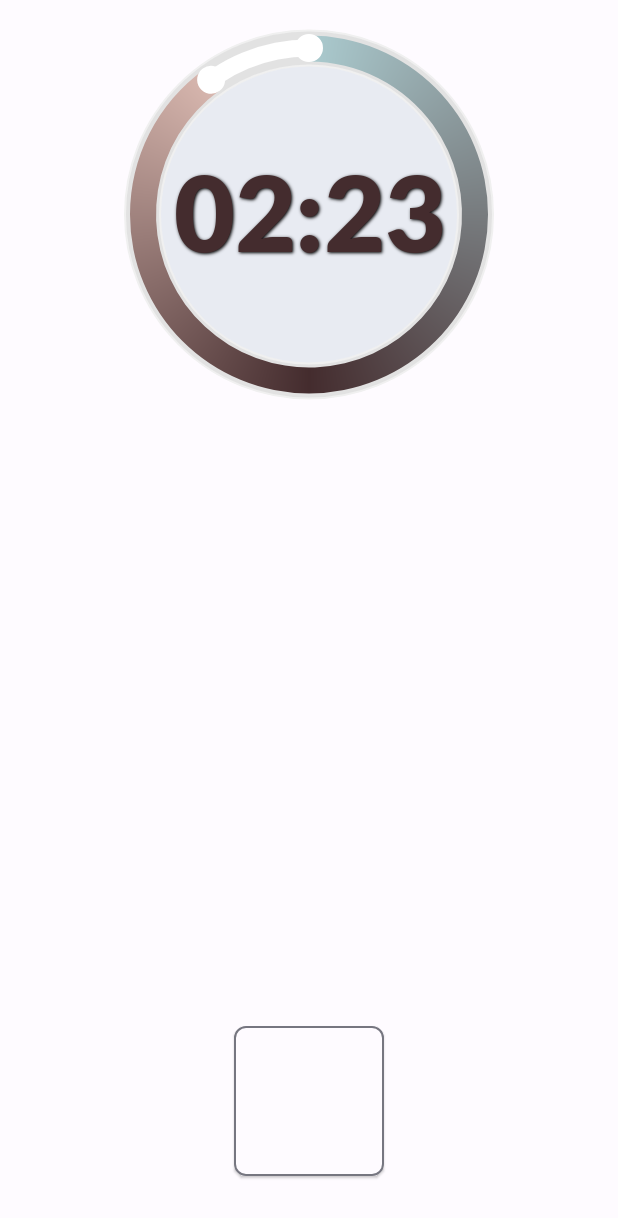
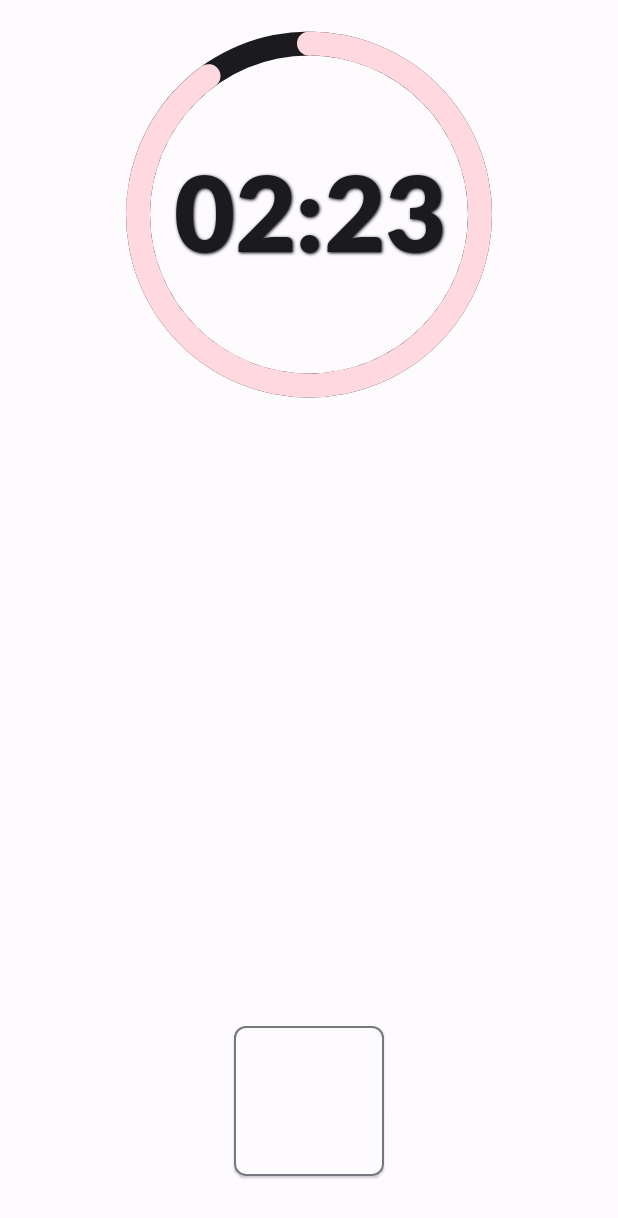
Before and after one commit to djdiidd/TrainingCompanion, an Android app: the layout fragment_main.xml on its own in the app's theme, with its tools: preview values and no code run, on a phone screen of 412 x 824 dp. Shown: the top 1218 px of the screen. Run offline under Robolectric (Android 15) with nearby library versions, the phone set to English and light mode, and no system bars; Roboto replaces fonts that are not available here.

Commit message:
Изначально после начала тренировки будет запускаться секундомер выполнения упражнения (в данном случае разминки);
Добавлена возможность прекращения тренировки из правой панели;

Обновлен ProgressBar;

Удаление неиспользуемых цветов и файлов;

Теперь при вводе текста в боковой панели видимая часть разметки экрана не будет подниматься;

```diff
--- a/app/src/main/AndroidManifest.xml
+++ b/app/src/main/AndroidManifest.xml
@@ -14,8 +14,7 @@
         <activity
             android:name=".activities.SplashScreenActivity"
             android:exported="true"
-            android:theme="@style/SplashScreenTheme"
-            android:windowSoftInputMode="stateVisible">
+            android:theme="@style/SplashScreenTheme">
             <intent-filter>
                 <action android:name="android.intent.action.MAIN" />
 
--- a/app/src/main/java/com/companion/android/workoutcompanion/adapters/SimpleListAdapter.kt
+++ b/app/src/main/java/com/companion/android/workoutcompanion/adapters/SimpleListAdapter.kt
@@ -20,6 +20,7 @@ class SimpleListAdapter(context: Context, val tag: String)
         val binding = SideMenuItemCheckedBinding.bind(item)
 
         init { binding.root.setOnClickListener(this) }
+
         fun bind(item: SimpleListItem) {
             binding.dynamicSideMenuItemText.text = item.text
             binding.dynamicSideMenuItemCheckbox.isChecked = item.isChecked
--- a/app/src/main/java/com/companion/android/workoutcompanion/fragments/MainFragment.kt
+++ b/app/src/main/java/com/companion/android/workoutcompanion/fragments/MainFragment.kt
@@ -7,6 +7,7 @@ import android.util.Log
 import android.view.LayoutInflater
 import android.view.View
 import android.view.ViewGroup
+import android.view.WindowManager
 import android.view.animation.AnimationUtils
 import android.widget.ProgressBar
 import android.widget.TextView
@@ -97,6 +98,9 @@ class MainFragment : Fragment(), WorkoutStartFSDialog.Callback {
 
         val bounceAnim = AnimationUtils.loadAnimation(requireContext(), R.anim.anim_bounce)
 
+        // Фиксируем разметку, что позволит вводить текст с клавиатуры без изменений разметки;
+        activity?.window?.setSoftInputMode(WindowManager.LayoutParams.SOFT_INPUT_ADJUST_PAN)
+
         binding.mainButton.setOnClickListener {
             it.startAnimation(bounceAnim)
             it.isEnabled = false
--- a/app/src/main/res/drawable/bnv_selector.xml
+++ /dev/null
@@ -1,5 +0,0 @@
-<?xml version="1.0" encoding="utf-8"?><!-- В данный момент не используется -->
-<selector xmlns:android="http://schemas.android.com/apk/res/android">
-    <item android:state_checked="true" android:color="@color/bnv_checked" />
-    <item android:state_checked="false" android:color="@color/bnv_unchecked" />
-</selector>
--- a/app/src/main/res/drawable/main_background_day_1p.xml
+++ /dev/null
@@ -1,15 +0,0 @@
-<?xml version="1.0" encoding="utf-8"?>
-<shape android:shape="rectangle"
-    xmlns:android="http://schemas.android.com/apk/res/android">
-    <gradient
-        android:startColor="@color/special_white"
-        android:centerColor="#ABCBCF"
-        android:endColor="@color/main_color"
-        android:angle="-90" />
-</shape><!--<shape android:shape="rectangle" xmlns:android="http://schemas.android.com/apk/res/android">-->
-    <!--<gradient-->
-    <!--    android:startColor="#D5DEE7"-->
-    <!--    android:centerColor="#E8EBF2"-->
-    <!--    android:endColor="#E2E7ED"-->
-    <!--    android:angle="90" />-->
-    <!--</shape>-->
--- a/app/src/main/res/drawable/main_background_day_2p.xml
+++ /dev/null
@@ -1,9 +0,0 @@
-<?xml version="1.0" encoding="utf-8"?>
-<shape android:shape="rectangle"
-    xmlns:android="http://schemas.android.com/apk/res/android">
-    <gradient
-        android:startColor="@color/special_white"
-        android:centerColor="#C3DADD"
-        android:endColor="@color/main_color"
-        android:angle="-90" />
-</shape>
--- a/app/src/main/res/drawable/main_background_day_list.xml
+++ /dev/null
@@ -1,9 +0,0 @@
-<?xml version="1.0" encoding="utf-8"?>
-<animation-list xmlns:android="http://schemas.android.com/apk/res/android">
-    <item
-        android:drawable="@drawable/main_background_day_1p"
-        android:duration="4000" />
-    <item
-        android:drawable="@drawable/main_background_day_2p"
-        android:duration="4000" />
-</animation-list>
--- a/app/src/main/res/drawable/main_background_night_1p.xml
+++ /dev/null
@@ -1,20 +0,0 @@
-<?xml version="1.0" encoding="utf-8"?>
-<shape xmlns:android="http://schemas.android.com/apk/res/android">
-    <gradient
-        android:startColor="@android:color/black"
-        android:centerColor="#4E5C5E"
-        android:endColor="@color/main_color"
-        android:angle="-90"
-        android:type="linear" />
-</shape><!--<shape xmlns:android="http://schemas.android.com/apk/res/android">-->
-    <!--    <gradient-->
-    <!--        android:startColor="#8b939a"-->
-    <!--        android:endColor="#5b6467"-->
-    <!--        android:angle="90"/>-->
-    <!--</shape>-->
-    <!--<shape xmlns:android="http://schemas.android.com/apk/res/android">-->
-    <!--    <gradient-->
-    <!--        android:startColor="#a5c7b7"-->
-    <!--        android:endColor="#5d4257"-->
-    <!--        android:angle="90"/>-->
-    <!--</shape>-->
--- a/app/src/main/res/drawable/main_background_night_2p.xml
+++ /dev/null
@@ -1,9 +0,0 @@
-<?xml version="1.0" encoding="utf-8"?>
-<shape xmlns:android="http://schemas.android.com/apk/res/android">
-    <gradient
-        android:startColor="@android:color/black"
-        android:centerColor="#272E2F"
-        android:endColor="@color/main_color"
-        android:angle="-90"
-        android:type="linear" />
-</shape>
--- a/app/src/main/res/drawable/main_background_night_list.xml
+++ /dev/null
@@ -1,9 +0,0 @@
-<?xml version="1.0" encoding="utf-8"?>
-<animation-list xmlns:android="http://schemas.android.com/apk/res/android">
-    <item
-        android:drawable="@drawable/main_background_night_1p"
-        android:duration="4000" />
-    <item
-        android:drawable="@drawable/main_background_night_2p"
-        android:duration="4000" />
-</animation-list>
--- a/app/src/main/res/drawable/timer_circle.xml
+++ b/app/src/main/res/drawable/timer_circle.xml
@@ -1,84 +1,51 @@
 <?xml version="1.0" encoding="utf-8"?>
 <layer-list xmlns:android="http://schemas.android.com/apk/res/android">
 
-    <!-- Задний фон -->
-    <item>
+    <item> <!-- Задняя статичная часть -->
         <shape
-            android:innerRadius="0dp"
+            android:innerRadius="106dp"
             android:shape="ring"
-            android:thickness="99dp"
+            android:thickness="16dp"
             android:useLevel="false">
-            <!--            <solid android:color="@color/progress_bar_background_color" />-->
-            <gradient
-                android:type="radial"
-                android:startColor="@color/progress_bar_bg_gradient_1_color"
-                android:centerColor="@color/progress_bar_bg_gradient_2_color"
-                android:endColor="@color/progress_bar_bg_gradient_3_color"
-                android:gradientRadius="350" />
-            <!--            <stroke android:width="3dp" android:color="@color/progress_bar_edge" />-->
+            <solid android:color="@color/md_theme_onSurface" />
         </shape>
     </item>
 
-    <item>
-        <shape
-            android:innerRadius="99dp"
-            android:shape="ring"
-            android:thickness="23dp"
-            android:useLevel="false">
-            <solid android:color="@color/progress_bar_static" />
-            <stroke
-                android:width="1dp"
-                android:color="@color/progress_bar_edge" />
-        </shape>
-    </item>
-
-    <item>
-        <shape
-            android:innerRadius="105dp"
-            android:shape="ring"
-            android:thickness="11dp"
-            android:useLevel="false">
-            <solid android:color="@color/progress_bar_filled" />
-        </shape>
-    </item>
-
-    <item>
+    <item> <!-- Передняя динамичная часть -->
         <rotate
             android:fromDegrees="270"
             android:toDegrees="270">
             <shape
-                android:innerRadius="102dp"
+                android:innerRadius="106dp"
                 android:shape="ring"
-                android:thickness="17dp"
+                android:thickness="16dp"
                 android:useLevel="true">
-
-                <gradient
-                    android:centerColor="@color/progress_bar_center_gradient"
-                    android:endColor="@color/progress_bar_end_gradient"
-                    android:startColor="@color/progress_bar_start_gradient"
-                    android:type="sweep" />
+                <solid android:color="@color/md_theme_secondaryContainer" />
             </shape>
         </rotate>
     </item>
-    <!-- Закругления на концах -->
-    <item android:bottom="222dp">
+
+    <!-- Закругление на верхнем статическом конце -->
+    <item android:bottom="228dp">
         <shape
             android:innerRadius="0dp"
             android:shape="ring"
-            android:thickness="9dp"
+            android:thickness="8dp"
             android:useLevel="false">
-            <solid android:color="@color/progress_bar_edge_dots" />
+            <solid android:color="@color/md_theme_secondaryContainer" />
         </shape>
     </item>
+
+    <!-- Закругление на верхнем динамичном конце -->
     <item>
         <rotate>
-            <inset android:insetBottom="222dp">
+            <inset android:insetBottom="228dp">
                 <shape
                     android:innerRadius="0dp"
                     android:shape="ring"
-                    android:thickness="9dp"
+                    android:thickness="8dp"
                     android:useLevel="false">
-                    <solid android:color="@color/progress_bar_edge_dots" />
+                    <solid android:color="@color/md_theme_secondaryContainer" />
                 </shape>
             </inset>
         </rotate>
--- a/app/src/main/res/layout/activity_main.xml
+++ b/app/src/main/res/layout/activity_main.xml
@@ -74,6 +74,7 @@
                 android:id="@+id/bottom_navigation_view"
                 android:layout_width="match_parent"
                 android:layout_height="wrap_content"
+                android:background="@color/md_theme_surface"
                 app:menu="@menu/bottom_menu" />
 
         </LinearLayout>
@@ -299,8 +300,8 @@
                             android:layout_height="34dp"
                             android:layout_gravity="center"
                             android:enabled="false"
-                            android:src="@drawable/ic_done_disabled"
-                            android:tint="@color/md_theme_onSurface"
+                            android:src="@drawable/ic_done"
+                            android:tint="?android:attr/colorControlNormal"
                             android:visibility="gone"
                             app:layout_constraintEnd_toEndOf="parent"
                             app:layout_constraintHorizontal_bias="0.498"
--- a/app/src/main/res/layout/fragment_main.xml
+++ b/app/src/main/res/layout/fragment_main.xml
@@ -5,8 +5,7 @@
 
     <RelativeLayout
         android:layout_width="match_parent"
-        android:layout_height="match_parent"
-        >
+        android:layout_height="match_parent">
 
         <ImageButton
             android:id="@+id/startButton"
@@ -15,6 +14,7 @@
             android:background="?android:selectableItemBackground"
             android:scaleType="centerInside"
             android:visibility="visible"
+            android:contentDescription="@string/content_description_start_your_workout"
             app:srcCompat="@drawable/start"
             android:layout_centerInParent="true"
             tools:visibility="gone" />
@@ -46,7 +46,7 @@
             android:shadowDy="1"
             android:shadowRadius="2"
             android:textAppearance="@style/TextAppearance.Material3.DisplayLarge"
-            android:textColor="@color/digits_color"
+            android:textColor="@color/md_theme_onSurface"
             android:textSize="70sp"
             android:visibility="gone"
             app:fontFamily="@font/lato_black"
--- a/app/src/main/res/layout/side_menu_item_checked.xml
+++ b/app/src/main/res/layout/side_menu_item_checked.xml
@@ -19,7 +19,7 @@
             android:layout_width="match_parent"
             android:layout_height="wrap_content"
             android:text="@string/array_item_chest"
-            android:textColor="@color/side_menu_text_color"
+            android:textColor="@color/md_theme_onSurface"
             android:textSize="14sp" />
 
     </LinearLayout>
--- a/app/src/main/res/values-night/colors.xml
+++ b/app/src/main/res/values-night/colors.xml
@@ -1,32 +1,5 @@
 <?xml version="1.0" encoding="utf-8"?>
 <resources>
-    <color name="bnv_checked">#91A8EE</color>
-    <color name="bnv_unchecked">#FFFFFFFF</color>
-    <color name="shrine_pink_100">#FEDBD0</color>
-    <color name="shrine_pink_900">#442C2E</color>
-    <color name="shrine_pink_light">#FEEAE6</color>
-    <color name="main_color">#88a2a5</color>
-    <color name="red">#EC1D26</color>
-    <color name="slider_label_color">#A36838</color>
-    <color name="tick_color_active">@color/slider_label_color</color>
-    <color name="toolbar_color">@android:color/black</color>
-    <!-- Конфигурация таймера -->
-    <color name="digits_color">@android:color/white</color>
-    <color name="progress_bar_edge">@color/shrine_pink_100</color>
-    <color name="progress_bar_static">@color/raisin</color>
-    <color name="progress_bar_edge_dots">@color/pink</color>
-    <color name="progress_bar_filled">@color/pink</color>
-    <color name="progress_bar_start_gradient">#8B103A</color>
-    <color name="progress_bar_center_gradient">@color/main_color</color>
-    <color name="progress_bar_end_gradient">#0B0D2D</color>
-    <color name="progress_bar_background_color">#161A1B</color>
-    <color name="progress_bar_bg_gradient_1_color">#536365</color>
-    <color name="progress_bar_bg_gradient_2_color">#424E50</color>
-    <color name="progress_bar_bg_gradient_3_color">@color/raisin</color>
-    <color name="keyboard_color">@color/shrine_pink_100</color>
-    <color name="input_manually_button_border_color">@color/shrine_pink_100</color>
-    <color name="input_manually_button_bg_color">#91ADBD</color>
-    <color name="side_menu_text_color">@android:color/white</color>
 
     <color name="md_theme_primary">#BBC2FF</color>
     <color name="md_theme_onPrimary">#1D2578</color>
--- a/app/src/main/res/values/colors.xml
+++ b/app/src/main/res/values/colors.xml
@@ -1,42 +1,10 @@
 <?xml version="1.0" encoding="utf-8"?>
 <resources>
-    <color name="bnv_checked">#91A8EE</color>
-    <color name="bnv_unchecked">#FFFFFFFF</color>
-    <color name="shrine_pink_100">#FEDBD0</color>
-    <color name="shrine_pink_900">#442C2E</color>
-    <color name="shrine_pink_light">#FEEAE6</color>
-    <color name="main_color">#ABCBCF</color>
-    <!-- DEPRECATED -->
-    <color name="slight">#a7c0cd</color>
-    <color name="sdark">#4b636e</color>
-    <color name="light_sea_green">#20B2AA</color>
-    <color name="dark_grey">#6E7F80</color>
-    <color name="test">#4A4458</color>
-    <color name="red">#EC1D26</color>
-    <color name="special_text_color">#181717</color>
-    <color name="slider_label_color">@color/shrine_pink_100</color>
-    <color name="tick_color_active">@color/shrine_pink_100</color>
+
     <color name="raisin">#0d1137</color>
     <color name="pink">#E52165</color>
-    <!-- Конфигурация таймера -->
-    <color name="digits_color">@color/shrine_pink_900</color>
-    <color name="progress_bar_edge">#f0f0f0</color>
-    <color name="progress_bar_static">#e2e2e2</color>
-    <color name="progress_bar_edge_dots">@android:color/white</color>
-    <color name="progress_bar_filled">@android:color/white</color>
-    <color name="progress_bar_start_gradient">@color/main_color</color>
-    <color name="progress_bar_center_gradient">@color/shrine_pink_900</color>
-    <color name="progress_bar_end_gradient">@color/shrine_pink_100</color>
-    <color name="toolbar_color">@color/special_white</color>
-    <color name="special_white">#E8EBF2</color>
-    <color name="progress_bar_background_color">@color/special_white</color>
-    <color name="progress_bar_bg_gradient_1_color">@color/special_white</color>
-    <color name="progress_bar_bg_gradient_2_color">@color/special_white</color>
-    <color name="progress_bar_bg_gradient_3_color">@color/main_color</color>
-    <color name="keyboard_color">@color/shrine_pink_900</color>
-    <color name="input_manually_button_border_color">@color/shrine_pink_900</color>
-    <color name="input_manually_button_bg_color">#B3D2E6</color>
-    <color name="side_menu_text_color">@android:color/black</color>
+
+    <color name="success_color">#4bb543</color>
 
     <color name="md_theme_primary">#4E57A9</color>
     <color name="md_theme_onPrimary">#FFFFFF</color>
@@ -67,6 +35,4 @@
     <color name="md_theme_shadow">#000000</color>
     <color name="md_theme_primaryInverse">#BBC2FF</color>
 
-    <color name="success_color">#4bb543</color>
-
 </resources>
--- a/app/src/main/res/values/themes.xml
+++ b/app/src/main/res/values/themes.xml
@@ -28,11 +28,11 @@
         <item name="colorSurfaceInverse">@color/md_theme_inverseSurface</item>
         <item name="android:shadowColor">@color/md_theme_shadow</item>
         <item name="colorPrimaryInverse">@color/md_theme_primaryInverse</item>
+
         <item name="android:windowFullscreen">true</item>
         <item name="windowNoTitle">true</item>
         <item name="materialAlertDialogTheme">@style/ThemeOverlay.App.MaterialAlertDialog</item>
         <item name="fontFamily">@font/lato</item>
-        <!--        <item name="main_background">@drawable/main_background_day_list</item>-->
     </style>
 
     <style name="ThemeOverlay.App.MaterialAlertDialog" parent="ThemeOverlay.Material3.MaterialAlertDialog">
```
Also changed, not shown: app/src/main/java/com/companion/android/workoutcompanion/activities/MainActivity.kt (+32 -15 lines), app/src/main/res/drawable/ic_done_disabled.xml (deleted, +0 -10 lines), app/src/main/res/values-night/themes.xml (+0 -8 lines).
